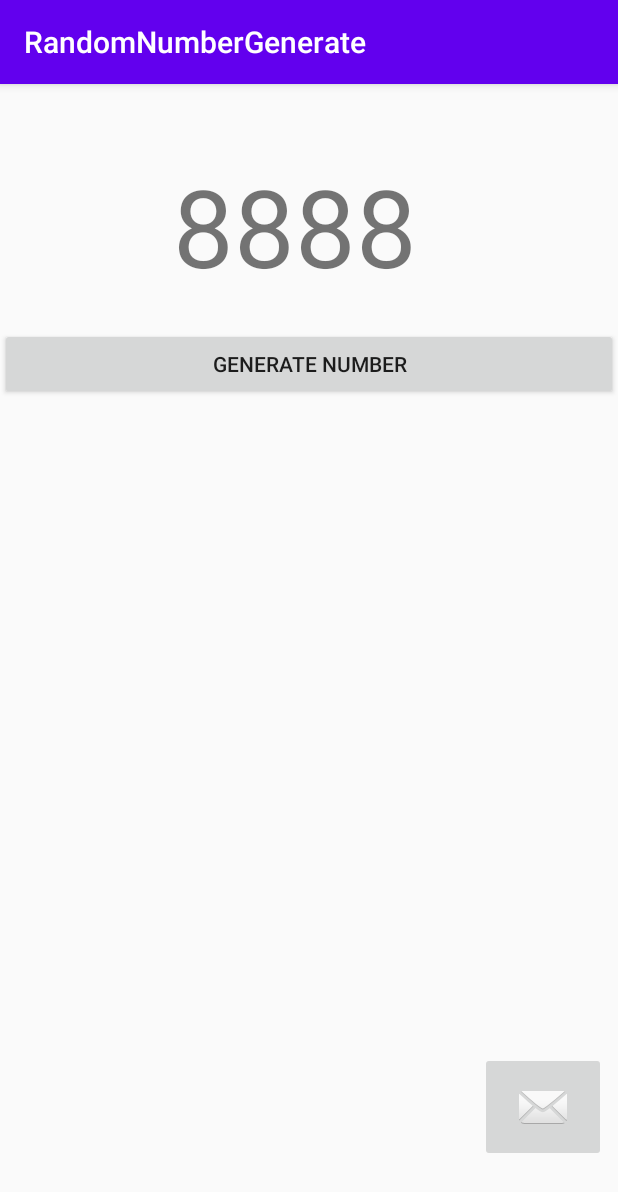
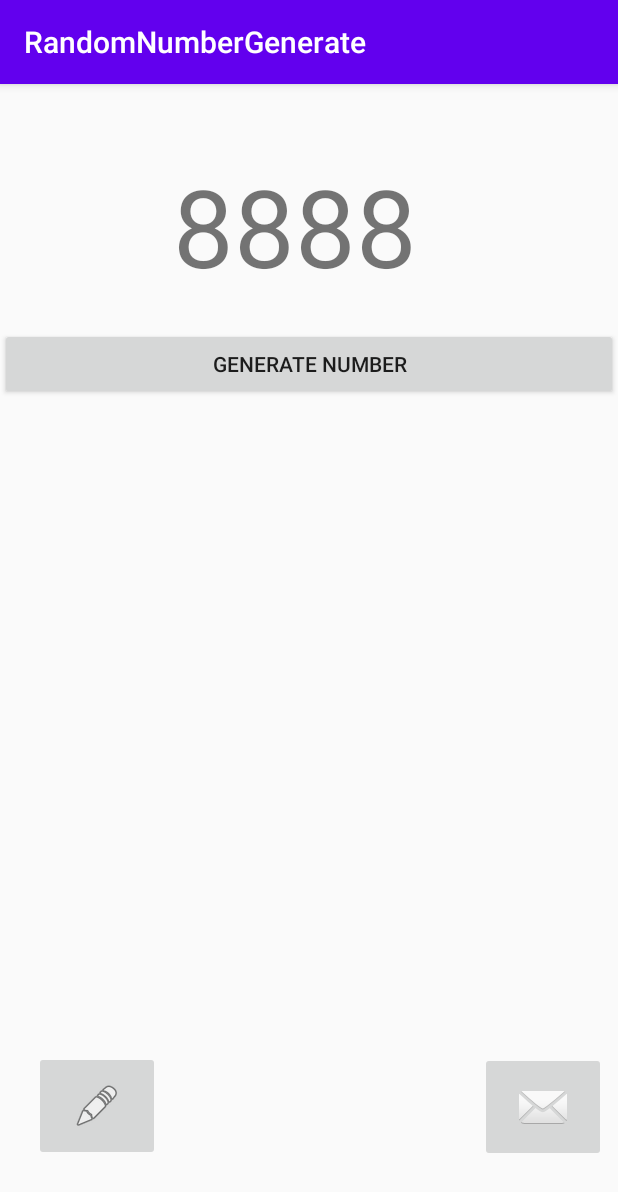
Before and after one commit to Dhoorii/RandomNumberGenerate, an Android app: the screen it shows after launch (MainActivity), after a tap on an icon or button, on a phone screen of 412 x 824 dp. Shown: the top 1192 px of the screen. Run offline under Robolectric (Android 15) with nearby library versions, the phone set to English and light mode, and no system bars; 3 other taps on this screen came first.

Commit message:
added edit message function chcanged button images

```diff
--- a/app/build.gradle
+++ b/app/build.gradle
@@ -8,8 +8,8 @@ android {
         applicationId "com.example.randomnumbergenerate"
         minSdkVersion 16
         targetSdkVersion 30
-        versionCode 1
-        versionName "1.0"
+        versionCode 2
+        versionName "2.0"
 
         testInstrumentationRunner "androidx.test.runner.AndroidJUnitRunner"
     }
--- a/app/src/main/java/com/example/randomnumbergenerate/MainActivity.java
+++ b/app/src/main/java/com/example/randomnumbergenerate/MainActivity.java
@@ -1,5 +1,6 @@
 package com.example.randomnumbergenerate;
 
+import androidx.appcompat.app.AlertDialog;
 import androidx.appcompat.app.AppCompatActivity;
 
 import android.content.ClipData;
@@ -9,6 +10,8 @@ import android.content.Intent;
 import android.content.SharedPreferences;
 import android.os.Bundle;
 import android.view.View;
+import android.widget.Button;
+import android.widget.EditText;
 import android.widget.TextView;
 
 import java.util.Random;
@@ -18,7 +21,8 @@ TextView textViewRandomNumber;
 ClipboardManager clipboardManager;
 ClipData clipData;
 public static final String PREFERENCE = "GENERATENUMER";
-public static final String startingNumber = "NUMBER";
+public static final String STTARTINGNUMBER = "NUMBER";
+public static final String TEXTTOSEND = "TEXTTOSEND";
 SharedPreferences sharedPreferences;
     @Override
     protected void onCreate(Bundle savedInstanceState) {
@@ -27,7 +31,7 @@ SharedPreferences sharedPreferences;
         textViewRandomNumber = (TextView) findViewById(R.id.textViewRandomNumber);
         clipboardManager = (ClipboardManager)getSystemService(CLIPBOARD_SERVICE);
         sharedPreferences = getSharedPreferences(PREFERENCE, Context.MODE_PRIVATE);
-        String channel = (sharedPreferences.getString(startingNumber,"0000"));
+        String channel = (sharedPreferences.getString(STTARTINGNUMBER,"0000"));
         textViewRandomNumber.setText(channel);
     }
     public int generateRandomNumber(int size)
@@ -43,7 +47,7 @@ SharedPreferences sharedPreferences;
             generatedNumber = generatedNumber+test;
         }
         SharedPreferences.Editor editor = sharedPreferences.edit();
-        editor.putString(startingNumber,Integer.toString(generatedNumber));
+        editor.putString(STTARTINGNUMBER,Integer.toString(generatedNumber));
         editor.commit();
         return generatedNumber;
     }
@@ -64,9 +68,33 @@ SharedPreferences sharedPreferences;
         Intent intent = new Intent(Intent.ACTION_SEND);
         String title = "Send Message...";
         String message = textViewRandomNumber.getText().toString();
-        intent.putExtra(Intent.EXTRA_TEXT,message);
+        sharedPreferences = getSharedPreferences(PREFERENCE, Context.MODE_PRIVATE);
+        String textSaved = (sharedPreferences.getString(TEXTTOSEND,"${key}"));
+        textSaved = textSaved.replaceAll("\\$\\(key\\)",message);
+        intent.putExtra(Intent.EXTRA_TEXT,textSaved);
         intent.setType("text/plain");
         Intent chooser = Intent.createChooser(intent,title);
         startActivity(chooser);
     }
+
+    public void onClickEdit(View view) {
+        AlertDialog.Builder builder = new AlertDialog.Builder(MainActivity.this);
+        View dView = getLayoutInflater().inflate(R.layout.dialoglayout,null);
+        final EditText editText = dView.findViewById(R.id.editText);
+        String channel = (sharedPreferences.getString(TEXTTOSEND, String.valueOf(R.string.InfoDetail)));
+        editText.setText(channel);
+        Button buttonSave = dView.findViewById(R.id.buttonSave);
+        buttonSave.setOnClickListener(new View.OnClickListener() {
+            @Override
+            public void onClick(View view) {
+                String savedText = editText.getText().toString();
+                SharedPreferences.Editor editor = sharedPreferences.edit();
+                editor.putString(TEXTTOSEND,savedText);
+                editor.commit();
+            }
+        });
+        builder.setView(dView);
+        final AlertDialog dialog = builder.create();
+        dialog.show();
+    }
 }
--- a/app/src/main/res/layout/activity_main.xml
+++ b/app/src/main/res/layout/activity_main.xml
@@ -33,6 +33,20 @@
         app:layout_constraintTop_toBottomOf="@+id/buttonGenerate"
         app:layout_constraintVertical_bias="0.898" />
 
+    <ImageButton
+        android:id="@+id/buttonSend2"
+        android:layout_width="84dp"
+        android:layout_height="73dp"
+        android:onClick="onClickEdit"
+        android:src="@android:drawable/ic_menu_edit"
+        android:text="@string/Send"
+        app:layout_constraintBottom_toBottomOf="parent"
+        app:layout_constraintEnd_toStartOf="@+id/buttonSend"
+        app:layout_constraintHorizontal_bias="0.097"
+        app:layout_constraintStart_toStartOf="parent"
+        app:layout_constraintTop_toBottomOf="@+id/buttonGenerate"
+        app:layout_constraintVertical_bias="0.897" />
+
     <TextView
         android:id="@+id/textViewRandomNumber"
         android:layout_width="311dp"
--- a/app/src/main/res/values/strings.xml
+++ b/app/src/main/res/values/strings.xml
@@ -2,4 +2,6 @@
     <string name="app_name">RandomNumberGenerate</string>
     <string name="Generate">Generate Number</string>
     <string name="Send">Send</string>
+    <string name="InfoDetail">please put your text that you want to be send via msg(put $(key) for generated key value)</string>
+    <string name="save">save</string>
 </resources>
```
Also changed, not shown: app/src/main/res/layout/dialoglayout.xml (added, +33 -0 lines).
